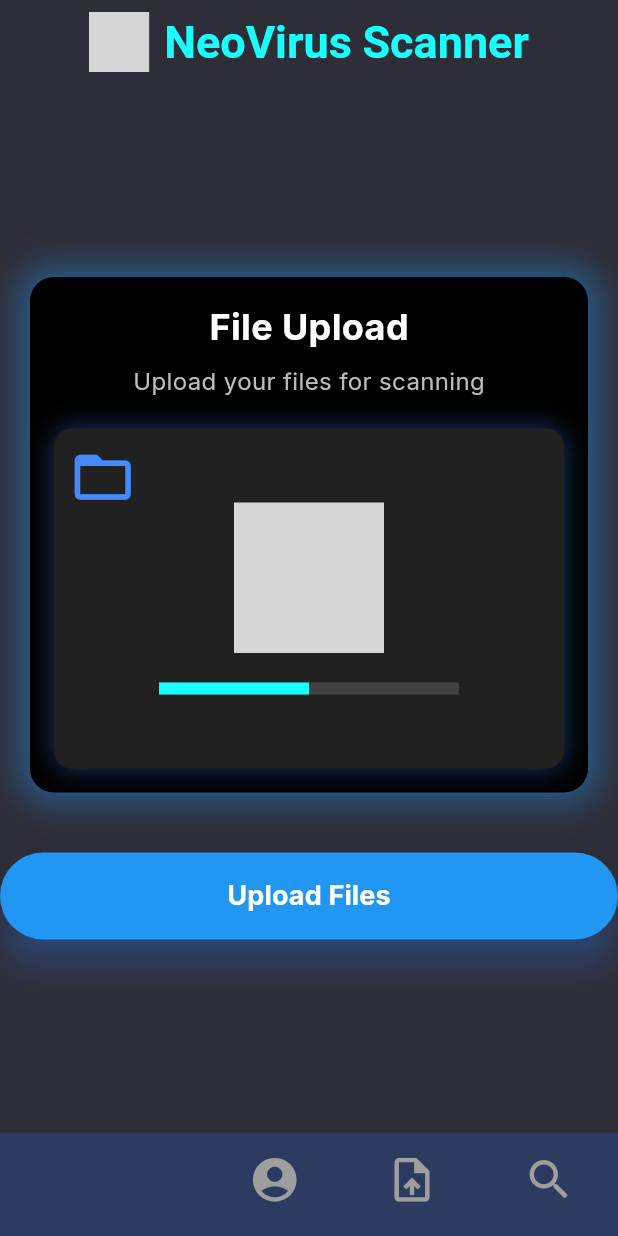
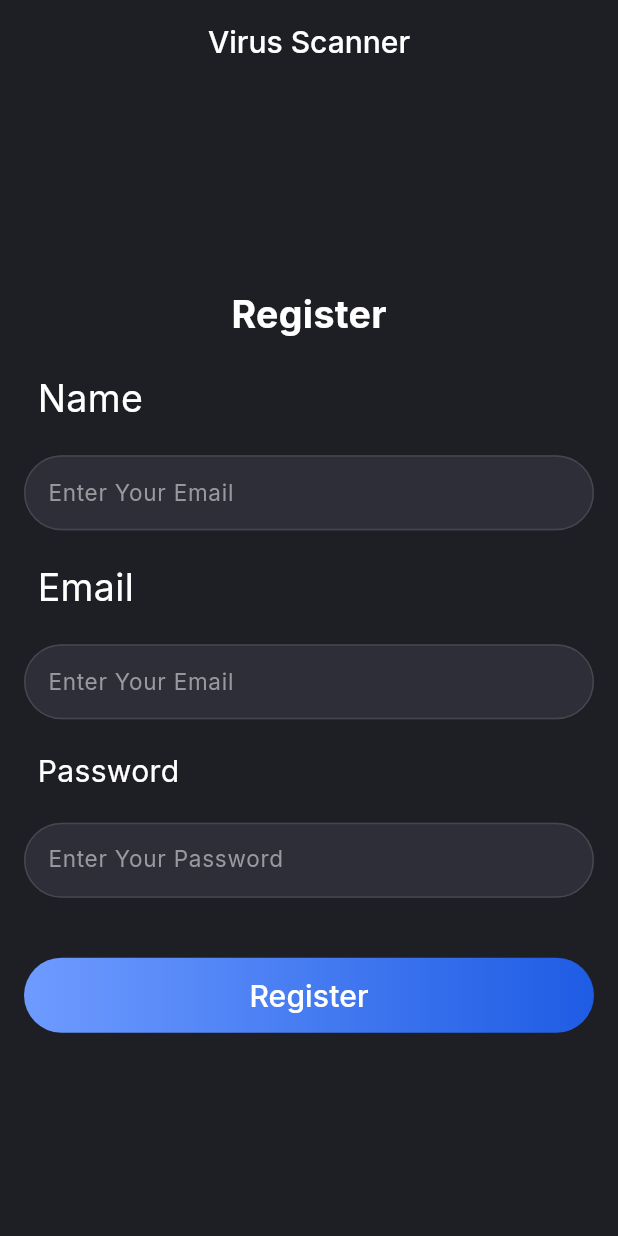
Before and after one commit to JeshaniNikhil/neo_virus_scanner, a Flutter app: the screen it shows after launch, on a phone screen of 412 x 824 dp. Run offline on Flutter 3.47's test engine with Material 3 defaults, Android fonts, the phone set to English and light mode, and no system bars; our stand-ins replace flutter_svg, google_fonts; project files that could hold a hidden picture were left out; grey boxes are pictures that could not be loaded.

Commit message:
`Added Register page and updated main.dart to point to it`

```diff
--- a/lib/Register/Register.dart
+++ b/lib/Register/Register.dart
@@ -0,0 +1,232 @@
+// ignore_for_file: prefer_const_constructors, prefer_const_literals_to_create_immutables
+
+
+import 'package:flutter/material.dart';
+import 'package:google_fonts/google_fonts.dart';
+import 'package:virus_scanner/customWidgets/customfonts.dart';
+
+// BuildContext? context;
+
+class Register extends StatefulWidget {
+  const Register({super.key});
+  @override
+  State<Register> createState() => _Register();
+}
+
+class _Register extends State<Register> {
+  TextEditingController emailController = TextEditingController();
+  TextEditingController passwordController = TextEditingController();
+  @override
+  Widget build(BuildContext context) {
+    // final width = MediaQuery.of(context).size.width * 0.5;
+    // final height = MediaQuery.of(context).size.height * 0.3;
+    return Scaffold(
+      backgroundColor: const Color(0xFf1e1e25),
+      appBar: AppBar(
+        backgroundColor: const Color(0xFf1e1e25),
+        title: Center(
+          child: Text(
+            textAlign: TextAlign.center,
+            "Virus Scanner",
+            style: GoogleFonts.inter(
+                color: Colors.white, fontSize: 20, fontWeight: FontWeight.w500),
+          ),
+        ),
+      ),
+      body: Padding(
+        padding: const EdgeInsets.symmetric(horizontal: 16.0, vertical: 24),
+        child: Column(
+          mainAxisAlignment: MainAxisAlignment.center,
+          children: [
+            Center(
+              child: Text(
+                'Register',
+                style: GoogleFonts.inter(
+                    fontSize: 25,
+                    fontWeight: FontWeight.w700,
+                    color: Colors.white),
+              ),
+            ),
+            Column(
+              mainAxisAlignment: MainAxisAlignment.start,
+              crossAxisAlignment: CrossAxisAlignment.start,
+              children: [
+                Padding(
+                  padding:
+                  const EdgeInsets.symmetric(horizontal: 9, vertical: 20),
+                  child: Customfonts(
+                      title: 'Name',
+                      color: Colors.white,
+                      fontsize: 25,
+                      fontWeight: FontWeight.normal),
+                ),
+                Container(
+                  width: double.infinity,
+                  height: 50,
+                  child: TextFormField(
+                    style: TextStyle(color: Colors.white),
+                    controller: emailController,
+                    decoration: InputDecoration(
+                      hintStyle:
+                      TextStyle(color: Color(0xFF98989F), fontSize: 15),
+                      filled: true,
+                      hintText: 'Enter Your Email',
+                      border: OutlineInputBorder(
+                          borderRadius: BorderRadius.circular(99)),
+                      fillColor: Color(0xFF2E2E38),
+                    ),
+                    validator: (email) {
+                      if (email == null || email.isEmpty) {
+                        return "Please Provide Your Email";
+                      }
+                      // Regular expression for validating an email
+                      String pattern =
+                          r'^[a-zA-Z0-9._%+-]+@[a-zA-Z0-9.-]+\.[a-zA-Z]{2,}$';
+                      RegExp regex = RegExp(pattern);
+                      if (!regex.hasMatch(email)) {
+                        return "Please Enter a Valid Email Address";
+                      }
+                      return null; // Return null if the input is valid
+                    },
+                  ),
+                ),
+              ],
+            ),
+            Column(
+              mainAxisAlignment: MainAxisAlignment.start,
+              crossAxisAlignment: CrossAxisAlignment.start,
+              children: [
+                Padding(
+                  padding:
+                  const EdgeInsets.symmetric(horizontal: 9, vertical: 20),
+                  child: Customfonts(
+                      title: 'Email',
+                      color: Colors.white,
+                      fontsize: 25,
+                      fontWeight: FontWeight.normal),
+                ),
+                Container(
+                  width: double.infinity,
+                  height: 50,
+                  child: TextFormField(
+                    style: TextStyle(color: Colors.white),
+                    controller: emailController,
+                    decoration: InputDecoration(
+                      hintStyle:
+                      TextStyle(color: Color(0xFF98989F), fontSize: 15),
+                      filled: true,
+                      hintText: 'Enter Your Email',
+                      border: OutlineInputBorder(
+                          borderRadius: BorderRadius.circular(99)),
+                      fillColor: Color(0xFF2E2E38),
+                    ),
+                    validator: (email) {
+                      if (email == null || email.isEmpty) {
+                        return "Please Provide Your Email";
+                      }
+                      // Regular expression for validating an email
+                      String pattern =
+                          r'^[a-zA-Z0-9._%+-]+@[a-zA-Z0-9.-]+\.[a-zA-Z]{2,}$';
+                      RegExp regex = RegExp(pattern);
+                      if (!regex.hasMatch(email)) {
+                        return "Please Enter a Valid Email Address";
+                      }
+                      return null; // Return null if the input is valid
+                    },
+                  ),
+                ),
+              ],
+            ),
+            Column(
+              mainAxisAlignment: MainAxisAlignment.start,
+              crossAxisAlignment: CrossAxisAlignment.start,
+              children: [
+                Padding(
+                  padding:
+                  const EdgeInsets.symmetric(horizontal: 9, vertical: 20),
+                  child: Customfonts(
+                      title: 'Password',
+                      color: Colors.white,
+                      fontsize: 20,
+                      fontWeight: FontWeight.normal),
+                ),
+                SizedBox(
+                  width: double.infinity,
+                  height: 50,
+                  child: TextFormField(
+                    style: TextStyle(color: Colors.white, fontSize: 15),
+                    obscureText: true,
+                    obscuringCharacter: '*',
+                    controller: passwordController,
+                    decoration: InputDecoration(
+                      filled: true,
+                      hintText: 'Enter Your Password',
+                      hintStyle:
+                      TextStyle(color: Color(0xFF98989F), fontSize: 15),
+                      border: OutlineInputBorder(
+                          borderRadius: BorderRadius.circular(99)),
+                      fillColor: Color(0xFF2E2E38),
+                    ),
+                    validator: (password) {
+                      if (password == null || password.isEmpty) {
+                        return "Please Provide Your Password";
+                      }
+                      if (password.length < 8) {
+                        return "Password must be at least 8 characters long";
+                      }
+                      if (password.length > 20) {
+                        return "Password must be no more than 20 characters long";
+                      }
+                      String pattern =
+                          r'^(?=.*[a-z])(?=.*[A-Z])(?=.*\d)(?=.*[@$!%*?&])[A-Za-z\d@$!%*?&]{8,20}$';
+                      RegExp regex = RegExp(pattern);
+                      if (!regex.hasMatch(password)) {
+                        return "Password must contain at least one lowercase letter, one uppercase letter, one digit, and one special character";
+                      }
+                      return null; // Return null if the input is valid
+                    },
+                  ),
+                ),
+                SizedBox(height: 40),
+                SizedBox(
+                  width: double
+                      .infinity, // Make the button stretch across the available width
+                  height: 50, // Define button height
+                  child: Ink(
+                    decoration: BoxDecoration(
+                      gradient: LinearGradient(
+                        colors: [
+                          Color(0xFF6E9BFF),
+                          Color(0xFF1E5CE4),
+                        ],
+                        begin: Alignment.centerLeft,
+                        end: Alignment.centerRight,
+                      ),
+                      borderRadius: BorderRadius.circular(99),
+                    ),
+                    child: ElevatedButton(
+                      onPressed: () {},
+                      style: ElevatedButton.styleFrom(
+                        backgroundColor: Colors.transparent,
+                        shadowColor: Colors.transparent,
+                        shape: RoundedRectangleBorder(
+                          borderRadius: BorderRadius.circular(99),
+                        ),
+                      ),
+                      child: Customfonts(
+                        title: 'Register',
+                        color: Colors.white,
+                        fontsize: 20,
+                        fontWeight: FontWeight.w500,
+                      ),
+                    ),
+                  ),
+                ),
+              ],
+            ),
+          ],
+        ),
+      ),
+    );
+  }
+}
--- a/lib/main.dart
+++ b/lib/main.dart
@@ -1,13 +1,14 @@
 import 'package:flutter/material.dart';
 import 'package:google_fonts/google_fonts.dart';
-import 'package:virus_scanner/Login_credentials/Login.dart';
+import 'package:virus_scanner/Login/Login.dart';
+import 'package:virus_scanner/Register/Register.dart';
 import 'file_upload.dart';
 void main() {
-
+  WidgetsFlutterBinding.ensureInitialized(); // Ensure bindings are initialized
   runApp(
     MaterialApp(
       debugShowCheckedModeBanner: false,
-      home: FileUploadScreen(),
+      home: Register(),
       theme: ThemeData(
         textTheme: GoogleFonts.interTextTheme(),
       ),
```
Also changed, not shown: web_entrypoint.dart (added).
